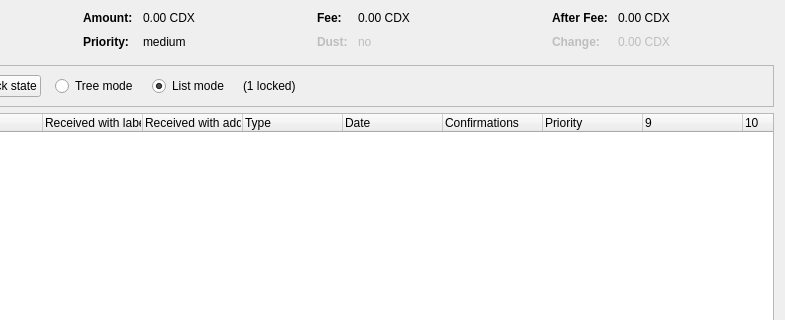
22388o/CryptoDEX, file src/qt/forms/coincontroldialog.ui: the form before one commit; both pictures show x 169 to 954 and y 0 to 320 of the 954 by 500 pixel window.
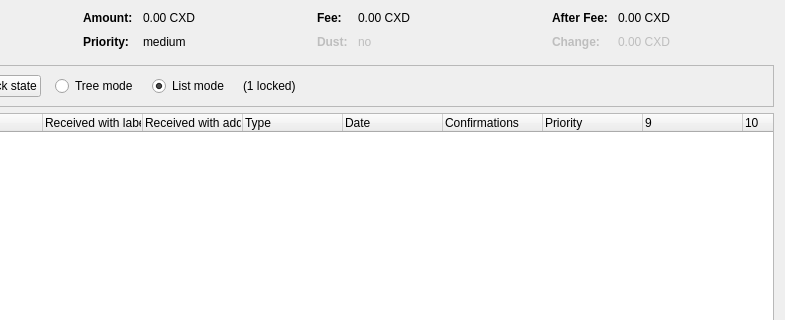
The form after the commit. Custom widgets are drawn as their Qt base class.

Patch:
```diff
--- a/src/qt/forms/coincontroldialog.ui
+++ b/src/qt/forms/coincontroldialog.ui
@@ -132,7 +132,7 @@
           <enum>Qt::ActionsContextMenu</enum>
          </property>
          <property name="text">
-          <string notr="true">0.00 CDX</string>
+          <string notr="true">0.00 CXD</string>
          </property>
          <property name="textInteractionFlags">
           <set>Qt::LinksAccessibleByMouse|Qt::TextSelectableByKeyboard|Qt::TextSelectableByMouse</set>
@@ -206,7 +206,7 @@
           <enum>Qt::ActionsContextMenu</enum>
          </property>
          <property name="text">
-          <string notr="true">0.00 CDX</string>
+          <string notr="true">0.00 CXD</string>
          </property>
          <property name="textInteractionFlags">
           <set>Qt::LinksAccessibleByMouse|Qt::TextSelectableByKeyboard|Qt::TextSelectableByMouse</set>
@@ -286,7 +286,7 @@
           <enum>Qt::ActionsContextMenu</enum>
          </property>
          <property name="text">
-          <string notr="true">0.00 CDX</string>
+          <string notr="true">0.00 CXD</string>
          </property>
          <property name="textInteractionFlags">
           <set>Qt::LinksAccessibleByMouse|Qt::TextSelectableByKeyboard|Qt::TextSelectableByMouse</set>
@@ -321,7 +321,7 @@
           <enum>Qt::ActionsContextMenu</enum>
          </property>
          <property name="text">
-          <string notr="true">0.00 CDX</string>
+          <string notr="true">0.00 CXD</string>
          </property>
          <property name="textInteractionFlags">
           <set>Qt::LinksAccessibleByMouse|Qt::TextSelectableByKeyboard|Qt::TextSelectableByMouse</set>
```
